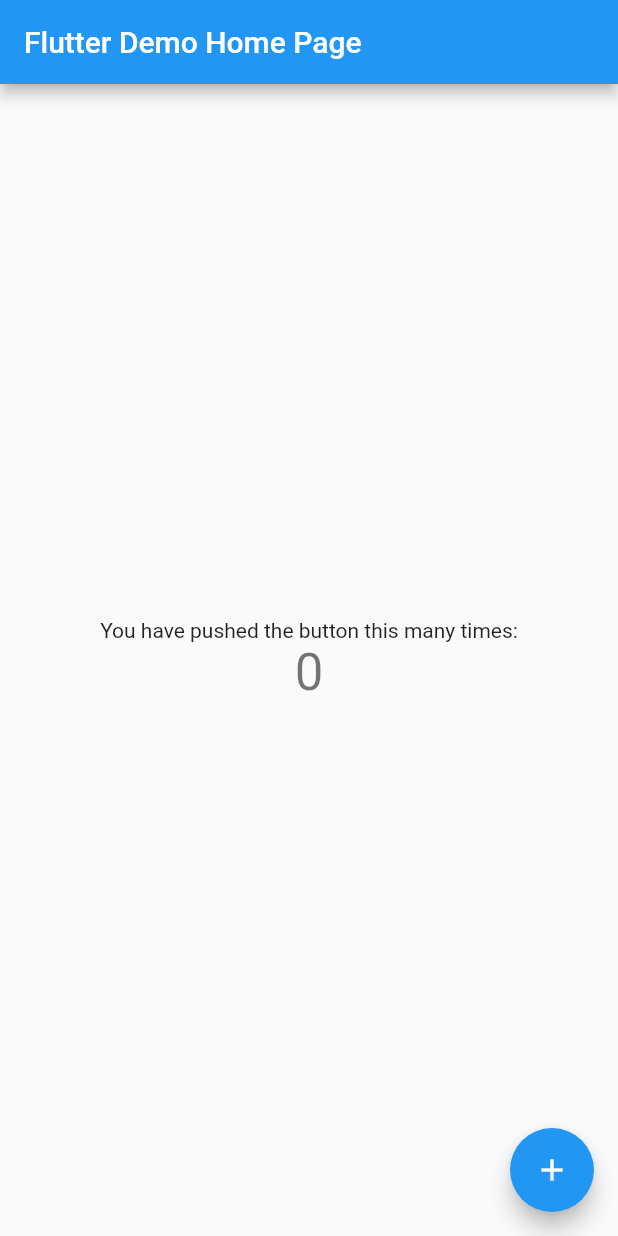
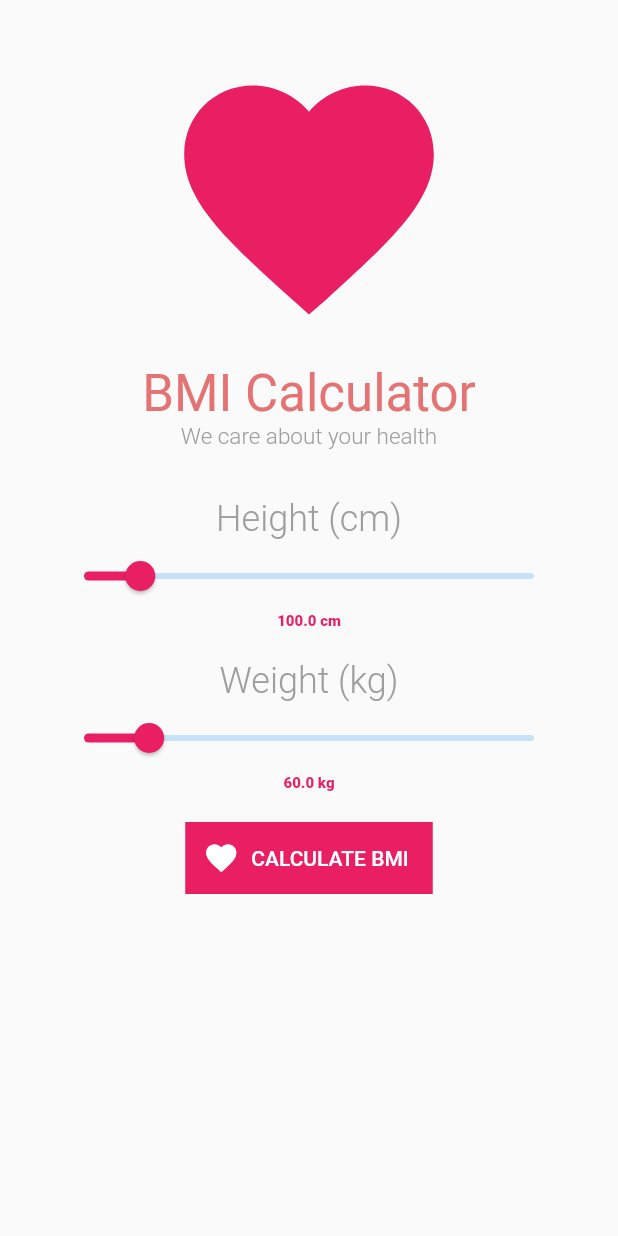
Before and after one commit to cojarepublic/BMI_calculator, a Flutter app: the screen it shows after launch, on a phone screen of 412 x 824 dp. Run offline on Flutter 3.47's test engine with Material 2 defaults, Android fonts, the phone set to English and light mode, and no system bars.

Commit message:
ui built

```diff
--- /dev/null
+++ b/lib/BMICalculatorScreen.dart
@@ -0,0 +1,125 @@
+import 'package:flutter/material.dart';
+
+class BMICalculatorScreen extends StatefulWidget {
+  @override
+  _BMICalculatorScreenState createState() => _BMICalculatorScreenState();
+}
+
+class _BMICalculatorScreenState extends State<BMICalculatorScreen> {
+  double _heightOfUser = 100.0;
+  double _weightOfUser = 60.0;
+
+  @override
+  Widget build(BuildContext context) {
+    return Scaffold(
+      body: SingleChildScrollView(
+        child: Padding(
+          padding: const EdgeInsets.all(32.0),
+          child: Container(
+            width: double.maxFinite,
+            child: Column(
+              crossAxisAlignment: CrossAxisAlignment.center,
+              children: [
+                Icon(
+                  Icons.favorite,
+                  size: 200,
+                  color: Colors.pink,
+                ),
+                SizedBox(
+                  height: 10,
+                ),
+                Text(
+                  'BMI Calculator',
+                  style: TextStyle(
+                      color: Colors.red[300],
+                      fontSize: 34,
+                      fontWeight: FontWeight.w400),
+                ),
+                Text(
+                  'We care about your health',
+                  style: TextStyle(
+                      color: Colors.grey,
+                      fontSize: 15,
+                      fontWeight: FontWeight.w300),
+                ),
+                SizedBox(
+                  height: 32,
+                ),
+                Text(
+                  'Height (cm)',
+                  style: TextStyle(
+                      color: Colors.grey,
+                      fontSize: 24,
+                      fontWeight: FontWeight.w300),
+                ),
+                Container(
+                    child: Slider(
+                  min: 80.0,
+                  max: 250.0,
+                  onChanged: (height) {
+                    setState(() {
+                      _heightOfUser = height;
+                    });
+                  },
+                  value: _heightOfUser,
+                  divisions: 100,
+                  activeColor: Colors.pink,
+                  label: '$_heightOfUser',
+                )),
+                Text(
+                  '$_heightOfUser cm',
+                  style: TextStyle(
+                      color: Colors.pink,
+                      fontSize: 10,
+                      fontWeight: FontWeight.w900),
+                ),
+                SizedBox(
+                  height: 20,
+                ),
+                Text(
+                  'Weight (kg)',
+                  style: TextStyle(
+                      color: Colors.grey,
+                      fontSize: 24,
+                      fontWeight: FontWeight.w300),
+                ),
+                Container(
+                    child: Slider(
+                  min: 45.0,
+                  max: 150.0,
+                  onChanged: (weight) {
+                    setState(() {
+                      _weightOfUser = weight;
+                    });
+                  },
+                  value: _weightOfUser,
+                  divisions: 100,
+                  activeColor: Colors.pink,
+                  label: '$_weightOfUser',
+                )),
+                Text(
+                  '$_weightOfUser kg',
+                  style: TextStyle(
+                      color: Colors.pink,
+                      fontSize: 10,
+                      fontWeight: FontWeight.w900),
+                ),
+                SizedBox(
+                  height: 20,
+                ),
+                Container(
+                    child: FlatButton.icon(
+                        onPressed: () {},
+                        icon: Icon(Icons.favorite, color: Colors.white,),
+                        label: Text('CALCULATE BMI'),
+                      textColor: Colors.white,
+                    ),
+                color: Colors.pink,)
+              ],
+            ),
+          ),
+        ),
+      ),
+    );
+  }
+}
--- a/lib/main.dart
+++ b/lib/main.dart
@@ -1,4 +1,6 @@
  import 'package:flutter/material.dart';
+
+import 'BMICalculatorScreen.dart';
 
 void main() {
   runApp(MyApp());
@@ -11,107 +13,10 @@ class MyApp extends StatelessWidget {
     return MaterialApp(
       title: 'Flutter Demo',
       theme: ThemeData(
-        // This is the theme of your application.
-        //
-        // Try running your application with "flutter run". You'll see the
-        // application has a blue toolbar. Then, without quitting the app, try
-        // changing the primarySwatch below to Colors.green and then invoke
-        // "hot reload" (press "r" in the console where you ran "flutter run",
-        // or simply save your changes to "hot reload" in a Flutter IDE).
-        // Notice that the counter didn't reset back to zero; the application
-        // is not restarted.
         primarySwatch: Colors.blue,
-        // This makes the visual density adapt to the platform that you run
-        // the app on. For desktop platforms, the controls will be smaller and
-        // closer together (more dense) than on mobile platforms.
         visualDensity: VisualDensity.adaptivePlatformDensity,
       ),
-      home: MyHomePage(title: 'Flutter Demo Home Page'),
+      home: BMICalculatorScreen(),
     );
   }
 }
-
-class MyHomePage extends StatefulWidget {
-  MyHomePage({Key key, this.title}) : super(key: key);
-
-  // This widget is the home page of your application. It is stateful, meaning
-  // that it has a State object (defined below) that contains fields that affect
-  // how it looks.
-
-  // This class is the configuration for the state. It holds the values (in this
-  // case the title) provided by the parent (in this case the App widget) and
-  // used by the build method of the State. Fields in a Widget subclass are
-  // always marked "final".
-
-  final String title;
-
-  @override
-  _MyHomePageState createState() => _MyHomePageState();
-}
-
-class _MyHomePageState extends State<MyHomePage> {
-  int _counter = 0;
-
-  void _incrementCounter() {
-    setState(() {
-      // This call to setState tells the Flutter framework that something has
-      // changed in this State, which causes it to rerun the build method below
-      // so that the display can reflect the updated values. If we changed
-      // _counter without calling setState(), then the build method would not be
-      // called again, and so nothing would appear to happen.
-      _counter++;
-    });
-  }
-
-  @override
-  Widget build(BuildContext context) {
-    // This method is rerun every time setState is called, for instance as done
-    // by the _incrementCounter method above.
-    //
-    // The Flutter framework has been optimized to make rerunning build methods
-    // fast, so that you can just rebuild anything that needs updating rather
-    // than having to individually change instances of widgets.
-    return Scaffold(
-      appBar: AppBar(
-        // Here we take the value from the MyHomePage object that was created by
-        // the App.build method, and use it to set our appbar title.
-        title: Text(widget.title),
-      ),
-      body: Center(
-        // Center is a layout widget. It takes a single child and positions it
-        // in the middle of the parent.
-        child: Column(
-          // Column is also a layout widget. It takes a list of children and
-          // arranges them vertically. By default, it sizes itself to fit its
-          // children horizontally, and tries to be as tall as its parent.
-          //
-          // Invoke "debug painting" (press "p" in the console, choose the
-          // "Toggle Debug Paint" action from the Flutter Inspector in Android
-          // Studio, or the "Toggle Debug Paint" command in Visual Studio Code)
-          // to see the wireframe for each widget.
-          //
-          // Column has various properties to control how it sizes itself and
-          // how it positions its children. Here we use mainAxisAlignment to
-          // center the children vertically; the main axis here is the vertical
-          // axis because Columns are vertical (the cross axis would be
-          // horizontal).
-          mainAxisAlignment: MainAxisAlignment.center,
-          children: <Widget>[
-            Text(
-              'You have pushed the button this many times:',
-            ),
-            Text(
-              '$_counter',
-              style: Theme.of(context).textTheme.headline4,
-            ),
-          ],
-        ),
-      ),
-      floatingActionButton: FloatingActionButton(
-        onPressed: _incrementCounter,
-        tooltip: 'Increment',
-        child: Icon(Icons.add),
-      ), // This trailing comma makes auto-formatting nicer for build methods.
-    );
-  }
-}
```
